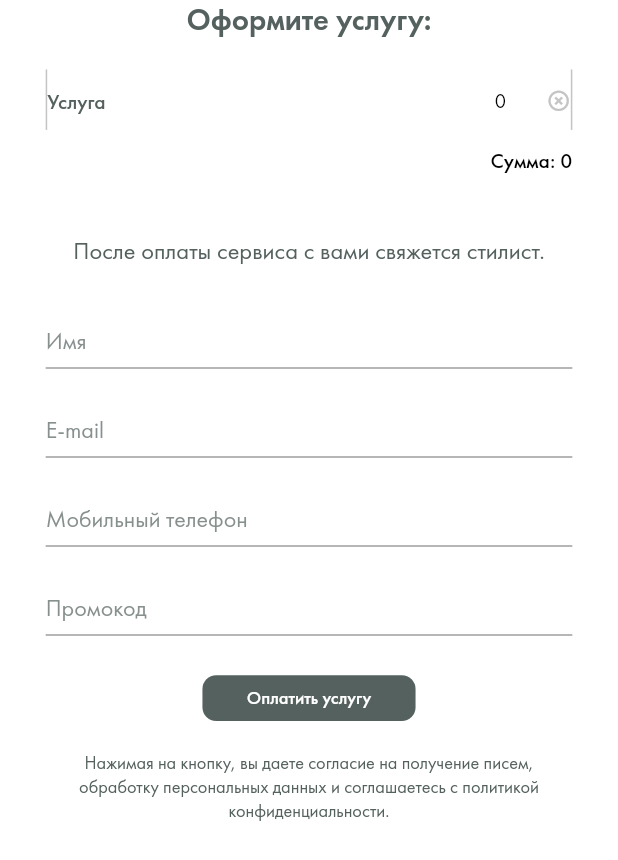
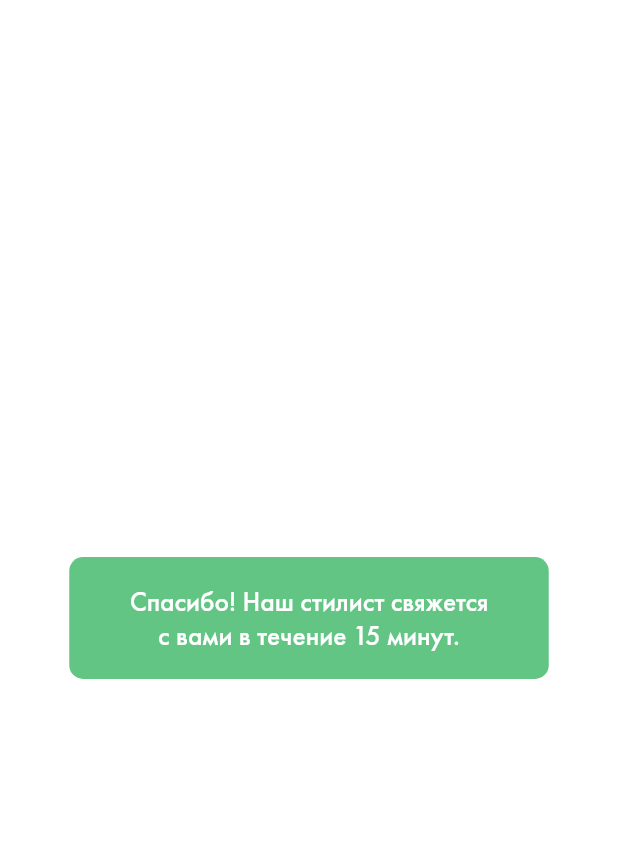
Before and after one commit to dbystruev/Get-Outfit, a Flutter app: the PaymentScreen screen opened directly with empty values, after a tap on "Оплатить услугу", on a phone screen of 412 x 824 dp. Shown: the top 860 px of the screen. Run offline on Flutter 3.47's test engine with Material 2 defaults, Android fonts, the phone set to English and light mode, and no system bars.

Commit message:
Added thank you screen

```diff
--- a/lib/models/question+all.dart
+++ b/lib/models/question+all.dart
@@ -160,14 +160,14 @@ extension AllQuestions on Question {
               'Классические туфли',
               'Лоферы',
               'Ботинки',
-              'Сл��поны',
+              'Слипоны',
               'Мокасины',
               'Сандали',
             ],
           ),
           Question.female(
             'Укажите в процентном соотношении, как часто вы носите обувь на плоской подошве и на каблуке?',
-            subtitle: '(Например, 60% —плоская подошва, 40% — каблук).',
+            subtitle: '(Например, 60% — плоская подошва, 40% — каблук).',
           ),
           Question.multiChoiceFemale(
             'Какие аксессуары вы носите/хотели бы носить?',
--- a/lib/screens/gender.dart
+++ b/lib/screens/gender.dart
@@ -14,7 +14,6 @@ import 'package:get_outfit/widgets/futura.dart';
 class GenderScreen extends StatelessWidget with Scale {
   @override
   Widget build(BuildContext context) {
-    print('DEBUG in lib/screens/launch.dart line 17: GenderScreen.build');
     final double scale = getScale(context);
     return Scaffold(
       body: GestureDetector(
--- a/lib/screens/launch.dart
+++ b/lib/screens/launch.dart
@@ -13,7 +13,6 @@ class LaunchScreen extends StatelessWidget with Scale {
   static bool built = false;
   @override
   Widget build(BuildContext context) {
-    print('DEBUG in lib/screens/launch.dart line 16: LaunchScreen.build');
     if (!built) {
       built = true;
       navigateWithDelay(context, 3);
--- a/lib/screens/payment.dart
+++ b/lib/screens/payment.dart
@@ -8,6 +8,7 @@ import 'package:flutter/material.dart';
 import 'package:get_outfit/design/scale.dart';
 import 'package:get_outfit/models/plan.dart';
 import 'package:get_outfit/models/question.dart';
+import 'package:get_outfit/screens/thankyou.dart';
 import 'package:get_outfit/widgets/button.dart';
 import 'package:get_outfit/widgets/futura.dart';
 import 'package:get_outfit/widgets/question.dart';
@@ -19,7 +20,6 @@ class PaymentScreen extends StatelessWidget with Scale {
 
   @override
   Widget build(BuildContext context) {
-    print('DEBUG in lib/screens/payment.dart line 22: PaymentScreen.build');
     final String priceString = '${plan.price} ${plan.currency}';
     final List<Question> questions = [
       Question('Имя', type: QuestionType.inlineText),
@@ -106,7 +106,7 @@ class PaymentScreen extends StatelessWidget with Scale {
               Navigator.push(
                 context,
                 MaterialPageRoute(
-                  builder: (BuildContext context) => PaymentScreen(plan),
+                  builder: (BuildContext context) => ThankYouScreen(),
                 ),
               );
             },
--- a/lib/screens/plans.dart
+++ b/lib/screens/plans.dart
@@ -17,7 +17,6 @@ class PlansScreen extends StatelessWidget with Scale {
 
   @override
   Widget build(BuildContext context) {
-    print('DEBUG in lib/screens/plans.dart line 20: PlansScreen.build');
     final double scale = getScale(context);
     List<Widget> children = [
       FuturaDemiText.w500(
--- a/lib/screens/quiz.dart
+++ b/lib/screens/quiz.dart
@@ -31,7 +31,6 @@ class _QuizScreenState extends State<QuizScreen> with Scale {
 
   @override
   Widget build(BuildContext context) {
-    print('DEBUG in lib/screens/quiz.dart line 34: _QuizScreenState.build');
     final List<Question> questions = allQuestions[pageIndex]
         .where(
           (question) =>
--- /dev/null
+++ b/lib/screens/thankyou.dart
@@ -0,0 +1,37 @@
+//
+//  lib/screens/thankyou.dart
+//
+//  Created by Denis Bystruev on 07/04/2020.
+//
+
+import 'package:flutter/material.dart';
+import 'package:get_outfit/design/scale.dart';
+import 'package:get_outfit/widgets/button.dart';
+
+class ThankYouScreen extends StatelessWidget with Scale {
+  @override
+  Widget build(BuildContext context) {
+    final double scale = getScale(context);
+    return Scaffold(
+      body: GestureDetector(
+        child: Center(
+          child: ButtonWidget(
+            'Спасибо! Наш стилист свяжется\nс вами в течение 15 минут.',
+            buttonColor: Color(0xFF62C584),
+            fontSize: 18,
+            height: 80,
+            onPressed: () {
+              Navigator.popUntil(context, (route) => route.isFirst);
+            },
+            scale: scale,
+            width: 315,
+          ),
+        ),
+        onTap: () {
+          Navigator.popUntil(context, (route) => route.isFirst);
+        },
+      ),
+    );
+    ;
+  }
+}
--- a/lib/widgets/question.dart
+++ b/lib/widgets/question.dart
@@ -56,7 +56,6 @@ class QuestionWidget extends StatelessWidget {
           padding: EdgeInsets.only(bottom: 15 * scale, top: 10 * scale),
         );
     }
-    print('ERROR in lib/widgets/question.dart line 59: question = $question');
     return FuturaText.bold('Unknown question type: ${question.type}',
         color: Colors.red, fontSize: 20 * scale);
   }
```
Also changed, not shown: lib/screens/login.dart (+4 -7 lines), 2 other files.
